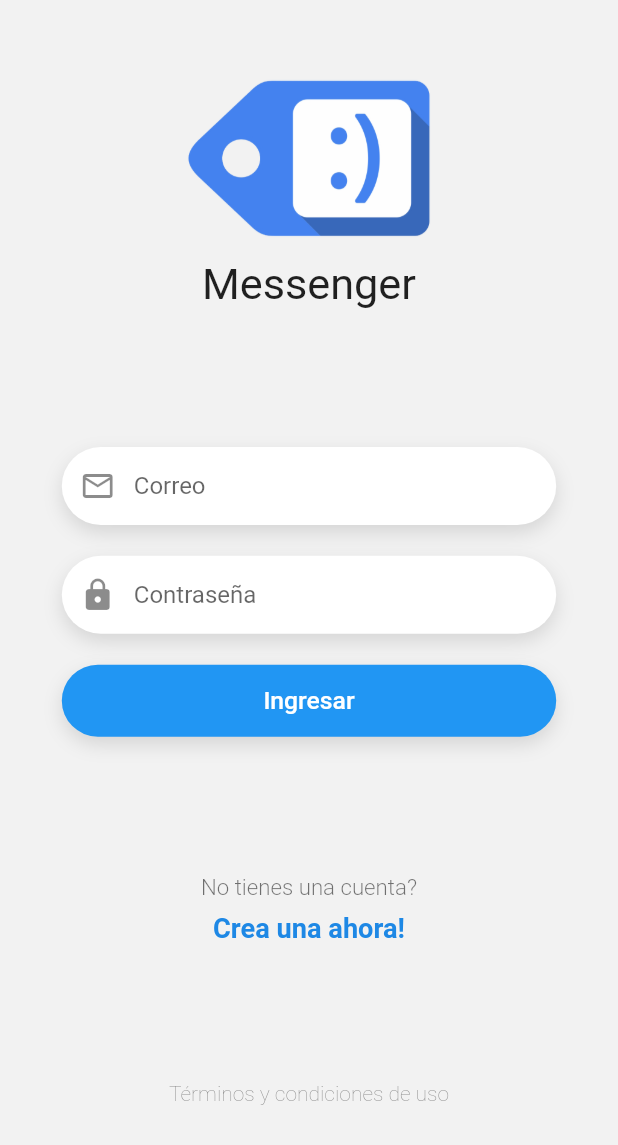
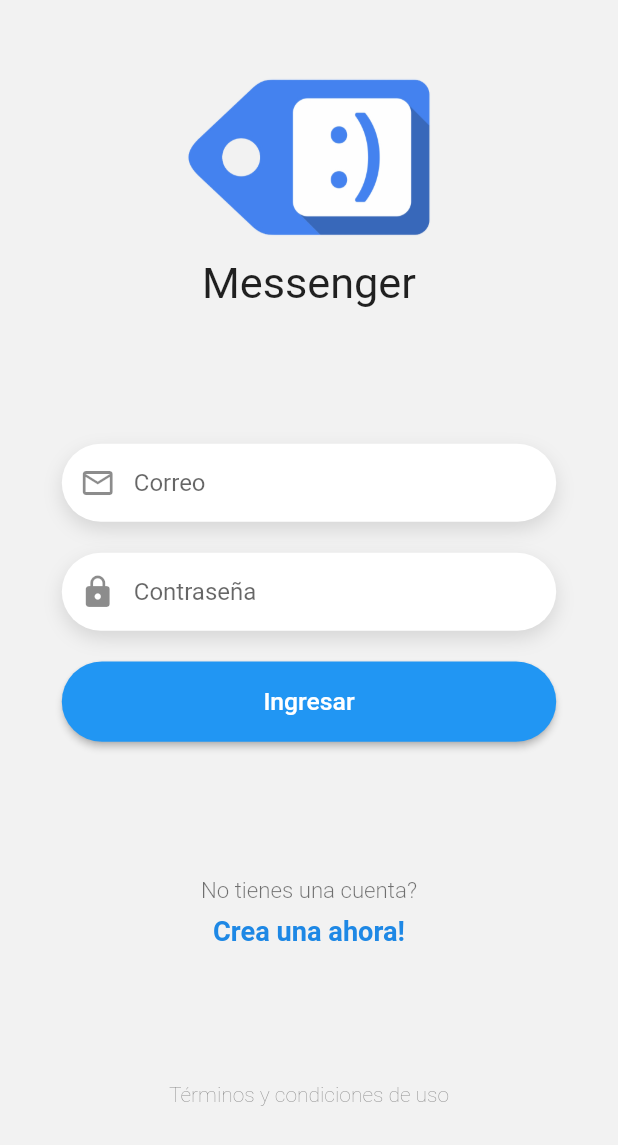
Before and after one commit to hugogoncalvez/chatapp, a Flutter app: the LoginPage screen opened by its route, on a phone screen of 412 x 824 dp. Shown: the top 1145 px of the screen. Run offline on Flutter 3.47's test engine with Material 2 defaults, Android fonts, the phone set to English and light mode, and no system bars; our stand-ins replace flutter_secure_storage, pull_to_refresh; accounts and stored records are empty; network calls fail.

```diff
--- /dev/null
+++ b/lib/global/environment.dart
@@ -0,0 +1,10 @@
+import 'dart:io';
+
+class Environment {
+  static String apiURL = Platform.isAndroid
+      ? 'http://10.0.2.2:3000/api'
+      : 'http://localhost:3000/api';
+
+  static String socketURL =
+      Platform.isAndroid ? 'http://10.0.2.2:3000' : 'http://localhost:3000';
+}
--- a/lib/models/usuario.dart
+++ b/lib/models/usuario.dart
@@ -1,9 +1,37 @@
+// To parse this JSON data, do
+//
+//     final usuario = usuarioFromJson(jsonString);
+
+import 'dart:convert';
+
+Usuario usuarioFromJson(String str) => Usuario.fromJson(json.decode(str));
+
+String usuarioToJson(Usuario data) => json.encode(data.toJson());
+
 class Usuario {
-  bool onLine;
+  Usuario({
+    this.online = false,
+    this.nombre = '',
+    this.email = '',
+    this.uid = '',
+  });
+
+  bool online;
+  String nombre;
   String email;
-  String nombre;
   String uid;
 
-  Usuario(
-      {required this.onLine, required this.email , required this.nombre , required this.uid});
+  factory Usuario.fromJson(Map<String, dynamic> json) => Usuario(
+        online: json["online"] ?? false,
+        nombre: json["nombre"] ?? '',
+        email: json["email"] ?? '',
+        uid: json["uid"] ?? '',
+      );
+
+  Map<String, dynamic> toJson() => {
+        "online": online,
+        "nombre": nombre,
+        "email": email,
+        "uid": uid,
+      };
 }
--- a/lib/widgets/custom_botton.dart
+++ b/lib/widgets/custom_botton.dart
@@ -1,22 +1,31 @@
+import 'package:chatapp/services/auth_service.dart';
 import 'package:flutter/material.dart';
 
 import 'package:chatapp/helpers/size.dart';
+import 'package:provider/provider.dart';
 
 class BotonAzul extends StatelessWidget {
-  const BotonAzul({Key? key, required this.texto, required this.callBack})
+  const BotonAzul({Key? key, required this.texto, required this.onPressed})
       : super(key: key);
 
   final String texto;
 
-  final Function() callBack;
+  final Function() onPressed;
 
   @override
   Widget build(BuildContext context) {
-    return Container(
-        width:
+     final authService = Provider.of<AuthService>(context);
+    return ElevatedButton(
+      style: ElevatedButton.styleFrom(
+          primary: (authService.autenticando) ? Colors.grey : Colors.blue,
+          shadowColor: Colors.black,
+          shape: const StadiumBorder(),
+          minimumSize: Size(
               (context.isPortrait) ? context.height * 0.4 : context.width * 0.5,
-        child: TextButton(
-          onPressed: callBack,
+              (context.isPortrait)
+                  ? context.height * 0.065
+                  : context.width * 0.07)),
+      onPressed: onPressed,
       child: Text(
         texto,
         style: TextStyle(
@@ -25,13 +34,6 @@ class BotonAzul extends StatelessWidget {
                 ? context.height * 0.02
                 : context.width * 0.02),
       ),
-        ),
-        decoration: BoxDecoration(
-            boxShadow: const [
-              BoxShadow(
-                  color: Colors.black12, offset: Offset(0, 5), blurRadius: 10)
-            ],
-            borderRadius: BorderRadius.circular(context.height * 0.3),
-            color: Colors.blue));
+    );
   }
 }
--- a/pubspec.yaml
+++ b/pubspec.yaml
@@ -35,6 +35,9 @@ dependencies:
   # Use with the CupertinoIcons class for iOS style icons.
   cupertino_icons: ^1.0.2
   pull_to_refresh: ^2.0.0
+  provider: ^6.0.1
+  http: ^0.13.4
+  flutter_secure_storage: ^4.2.1
 
 dev_dependencies:
   flutter_test:
```
Also changed, not shown: lib/helpers/mostar_alerta.dart (added, +34 -0 lines), lib/main.dart (+14 -5 lines), lib/models/login_response.dart (added, +33 -0 lines), lib/pages/loading_page.dart (+36 -7 lines), lib/pages/login_page.dart (+29 -4 lines), lib/pages/register_page.dart (+22 -3 lines), lib/pages/usuarios_page.dart (+17 -9 lines), lib/services/auth_service.dart (added, +137 -0 lines), pubspec.lock, 1 other file. Lines whose indentation alone changed are shown as unchanged.
